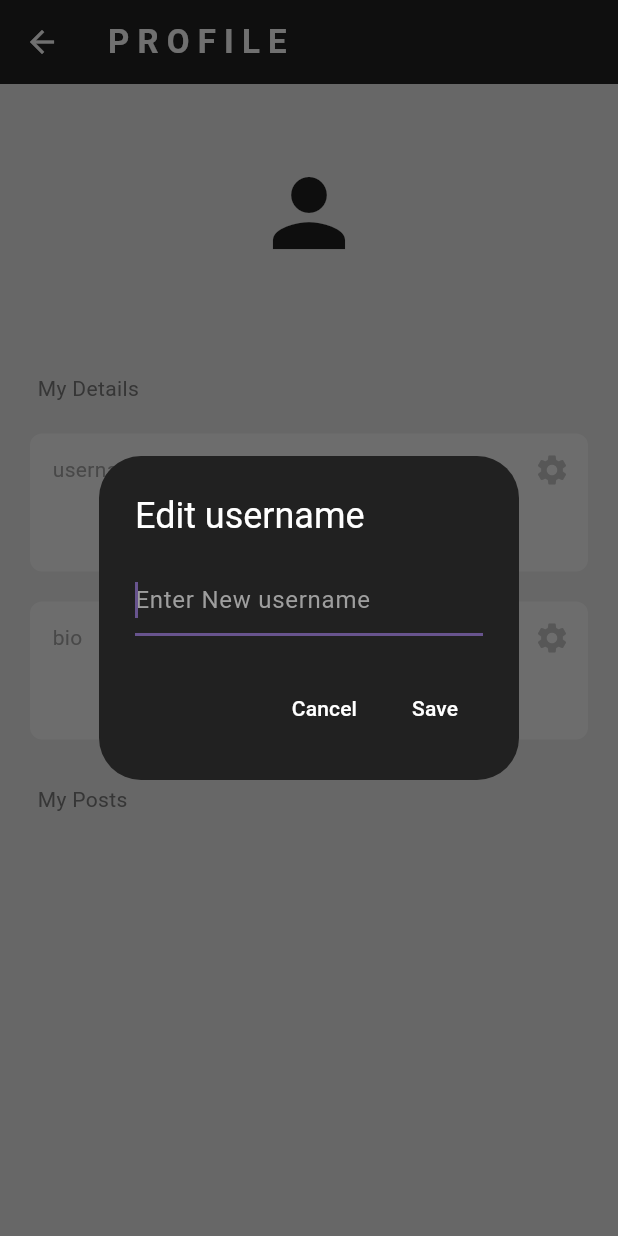
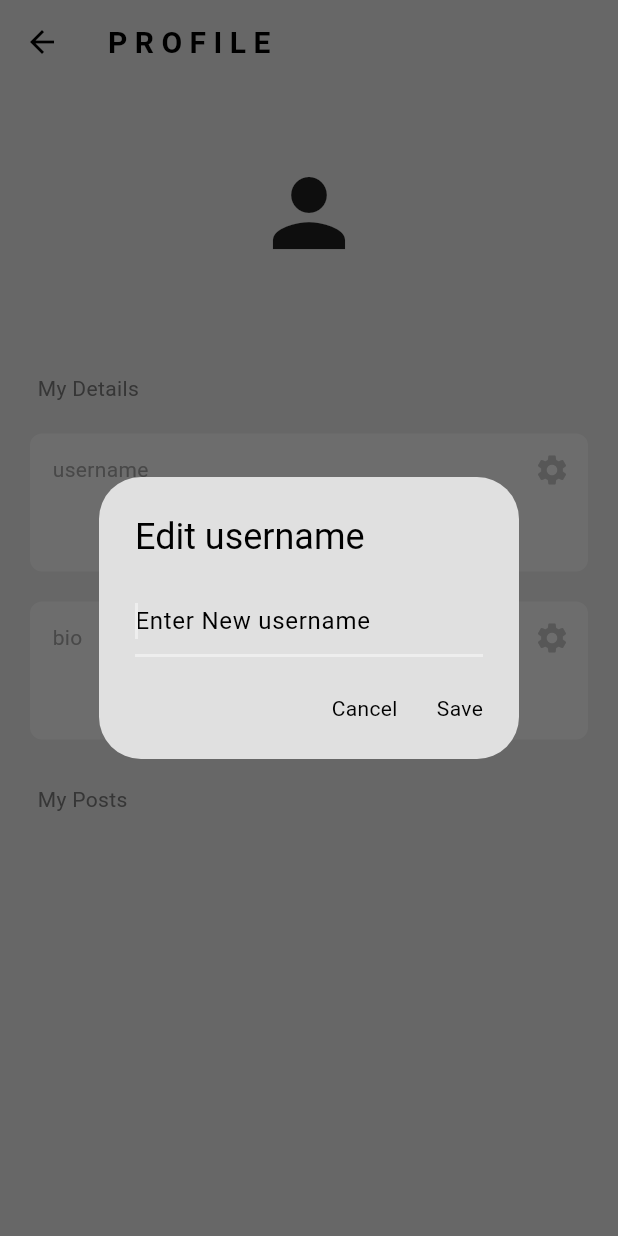
Before and after one commit to alsdud110/firebase_auth_flutter, a Flutter app: the ProfilePage screen opened directly, after a tap on the "settings" icon, on a phone screen of 412 x 824 dp. Run offline on Flutter 3.47's test engine with Material 3 defaults, Android fonts, the phone set to English and light mode, and no system bars; our stand-ins replace cloud_firestore, firebase_auth, firebase_core; accounts and stored records are empty; network calls fail.

Commit message:
테마,시스템 테마 적용에 따른 하드코딩 된 컬러 수정

```diff
--- a/lib/components/comment.dart
+++ b/lib/components/comment.dart
@@ -18,7 +18,7 @@ class Comment extends StatelessWidget {
 
     return Container(
       decoration: BoxDecoration(
-        color: Colors.grey[300],
+        color: Theme.of(context).colorScheme.secondary,
         borderRadius: BorderRadius.circular(6),
       ),
       padding: const EdgeInsets.only(left: 15, top: 15, bottom: 15),
--- a/lib/components/drawer.dart
+++ b/lib/components/drawer.dart
@@ -10,17 +10,16 @@ class MyDrawer extends StatelessWidget {
   @override
   Widget build(BuildContext context) {
     return Drawer(
-      backgroundColor: Colors.grey[900],
+      backgroundColor: Theme.of(context).colorScheme.background,
       child: Column(
         mainAxisAlignment: MainAxisAlignment.spaceBetween,
         children: [
           Column(
             children: [
-              DrawerHeader(
+              const DrawerHeader(
                 child: Icon(
                   Icons.person,
                   size: 64,
-                  color: Colors.grey[200],
                 ),
               ),
               MyListTile(
--- a/lib/components/my_list_tile.dart
+++ b/lib/components/my_list_tile.dart
@@ -19,8 +19,6 @@ class MyListTile extends StatelessWidget {
           title,
         ),
         leading: icon,
-        textColor: Colors.white,
-        iconColor: Colors.white,
         onTap: onTap,
       ),
     );
--- a/lib/components/my_text_box.dart
+++ b/lib/components/my_text_box.dart
@@ -16,7 +16,7 @@ class MyTextBox extends StatelessWidget {
       margin: const EdgeInsets.only(left: 20, top: 20, right: 20),
       padding: const EdgeInsets.only(left: 15, bottom: 15),
       decoration: BoxDecoration(
-        color: Colors.grey[200],
+        color: Theme.of(context).colorScheme.primary,
         borderRadius: BorderRadius.circular(8),
       ),
       child: Column(
--- a/lib/pages/home_page.dart
+++ b/lib/pages/home_page.dart
@@ -43,14 +43,12 @@ class _HomePageState extends State<HomePage> {
   @override
   Widget build(BuildContext context) {
     return Scaffold(
-      backgroundColor: Colors.grey[300],
+      backgroundColor: Theme.of(context).colorScheme.background,
       drawer: MyDrawer(
         onProfileTap: goToProfilePage,
         onLogoutTap: signOut,
       ),
       appBar: AppBar(
-        backgroundColor: Colors.grey[900],
-        foregroundColor: Colors.grey[100],
         title: const Text(
           "P O S T",
           style: TextStyle(
--- a/lib/pages/login_page.dart
+++ b/lib/pages/login_page.dart
@@ -54,7 +54,7 @@ class _LoginPageState extends State<LoginPage> {
   @override
   Widget build(BuildContext context) {
     return Scaffold(
-      backgroundColor: Colors.grey[300],
+      backgroundColor: Theme.of(context).colorScheme.background,
       body: SafeArea(
         child: Padding(
           padding: const EdgeInsets.symmetric(horizontal: 25),
--- a/lib/pages/profile_page.dart
+++ b/lib/pages/profile_page.dart
@@ -19,19 +19,14 @@ class _ProfilePageState extends State<ProfilePage> {
     await showDialog(
       context: context,
       builder: (context) => AlertDialog(
-        backgroundColor: Colors.grey[900],
+        backgroundColor: Theme.of(context).colorScheme.background,
         title: Text(
           "Edit $field",
-          style: const TextStyle(
-            color: Colors.white,
-          ),
         ),
         content: TextField(
           autofocus: true,
-          style: const TextStyle(color: Colors.white),
           decoration: InputDecoration(
             hintText: "Enter New $field",
-            hintStyle: const TextStyle(color: Colors.grey),
           ),
           // TextField 에 글이 채워질 때마다 newValue에 값을 넣어둔다.
           onChanged: (value) {
@@ -39,23 +34,22 @@ class _ProfilePageState extends State<ProfilePage> {
           },
         ),
         actions: [
-          TextButton(
-            child: const Text(
-              "Cancel",
-              style: TextStyle(color: Colors.white),
-            ),
-            onPressed: () {
+          GestureDetector(
+            onTap: () {
               newValue = "";
               Navigator.pop(context);
             },
+            child: const Text("Cancel"),
           ),
-          TextButton(
-            child: const Text(
-              "Save",
-              style: TextStyle(color: Colors.white),
-            ),
-            onPressed: () => Navigator.pop(context),
+          const SizedBox(
+            width: 10,
           ),
+          GestureDetector(
+            onTap: () {
+              Navigator.pop(context);
+            },
+            child: const Text("Save"),
+          )
         ],
       ),
     );
@@ -71,14 +65,12 @@ class _ProfilePageState extends State<ProfilePage> {
   @override
   Widget build(BuildContext context) {
     return Scaffold(
-      backgroundColor: Colors.grey[300],
+      backgroundColor: Theme.of(context).colorScheme.background,
       appBar: AppBar(
         title: const Text(
           "P R O F I L E",
           style: TextStyle(fontWeight: FontWeight.bold),
         ),
-        backgroundColor: Colors.grey[900],
-        foregroundColor: Colors.grey[100],
       ),
       body: StreamBuilder(
         stream: FirebaseFirestore.instance
--- /dev/null
+++ b/lib/theme/dark_theme.dart
@@ -0,0 +1,14 @@
+import 'package:flutter/material.dart';
+
+ThemeData darkTheme = ThemeData(
+  brightness: Brightness.dark,
+  appBarTheme: const AppBarTheme(
+    backgroundColor: Colors.transparent,
+    elevation: 0,
+  ),
+  colorScheme: ColorScheme.dark(
+    background: Colors.black,
+    primary: Colors.grey[900]!,
+    secondary: Colors.grey[800]!,
+  ),
+);
--- /dev/null
+++ b/lib/theme/ligth_theme.dart
@@ -0,0 +1,16 @@
+import 'package:flutter/material.dart';
+
+ThemeData lightTheme = ThemeData(
+  brightness: Brightness.light,
+  appBarTheme: const AppBarTheme(
+    backgroundColor: Colors.transparent,
+    elevation: 0,
+    iconTheme: IconThemeData(color: Colors.black),
+    titleTextStyle: TextStyle(color: Colors.black, fontSize: 20),
+  ),
+  colorScheme: ColorScheme.light(
+    background: Colors.grey[300]!,
+    primary: Colors.grey[200]!,
+    secondary: Colors.grey[300]!,
+  ),
+);
```
Also changed, not shown: lib/components/text_field.dart (+5 -3 lines), lib/main.dart (+4 -4 lines), lib/pages/post.dart (+14 -22 lines).
